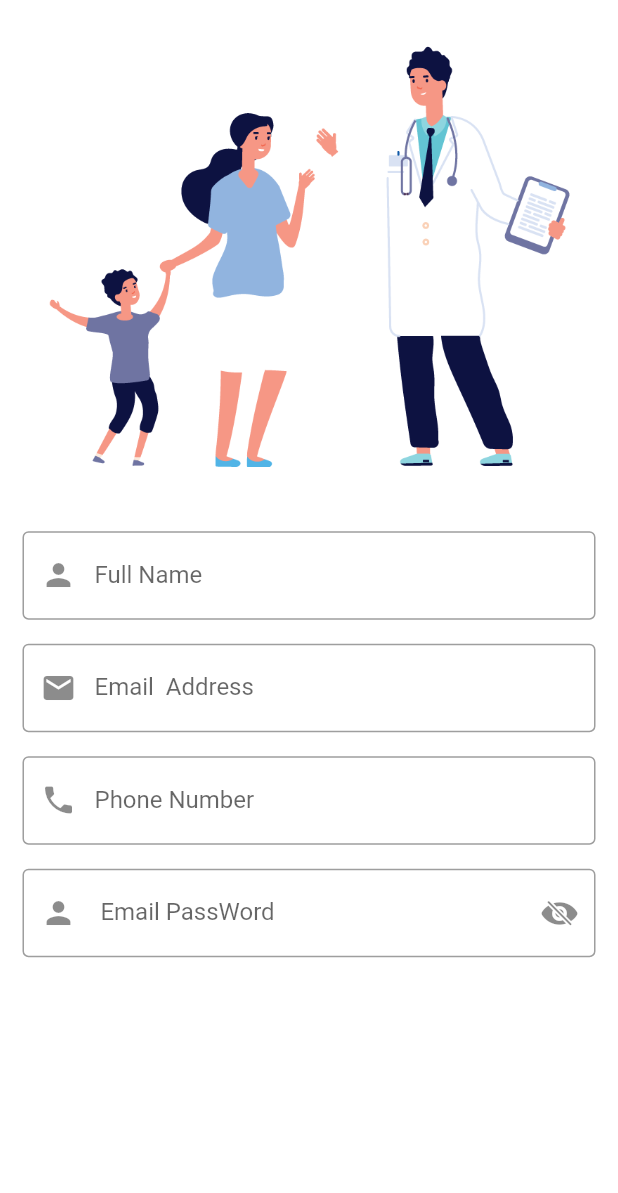
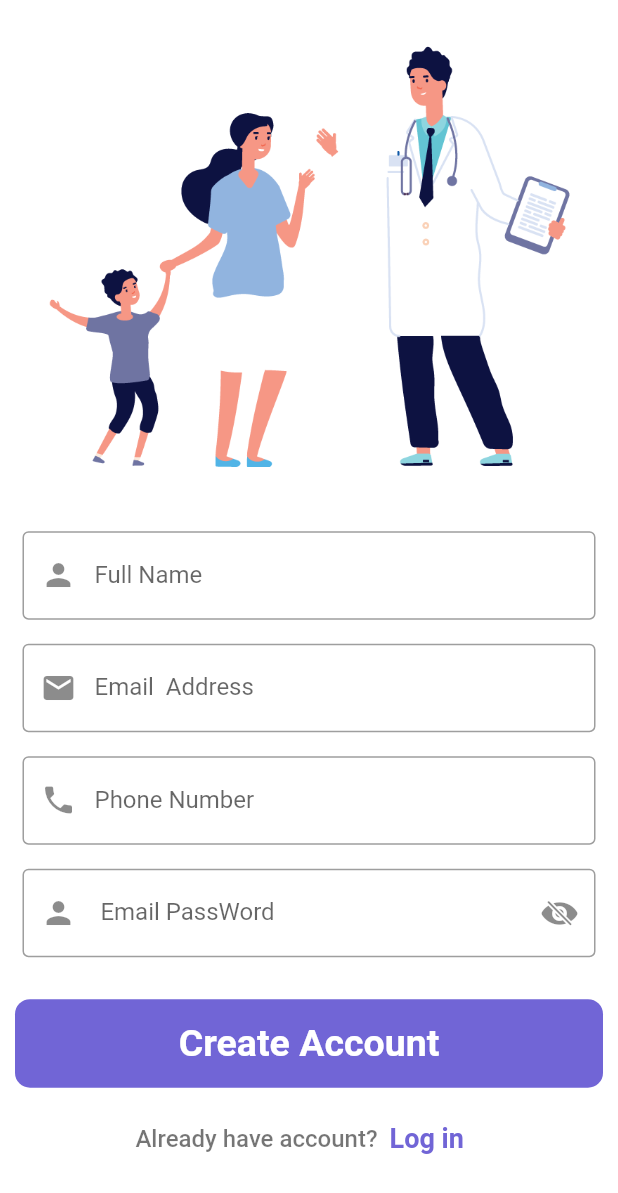
Before and after one commit to NourhanAbuGhaly/medical_healthcare_app, a Flutter app: the screen it shows after launch, after a tap on "Sign Up", on a phone screen of 412 x 824 dp. Shown: the top 1193 px of the screen. Run offline on Flutter 3.47's test engine with Material 2 defaults, Android fonts, the phone set to English and light mode, and no system bars.

Commit message:
medical_healthcare_app2

```diff
--- a/lib/screens/signup_screen.dart
+++ b/lib/screens/signup_screen.dart
@@ -1,5 +1,6 @@
 import 'package:flutter/cupertino.dart';
 import 'package:flutter/material.dart';
+import 'package:medical_healthcare_app/screens/login_screen.dart';
 
 class SignUpScreen extends StatefulWidget {
   const SignUpScreen({super.key});
@@ -76,9 +77,65 @@ class _SignUpScreenState extends State<SignUpScreen> {
                         child: passTogle
                             ? Icon(CupertinoIcons.eye_slash_fill)
                             : Icon(CupertinoIcons.eye_fill),
-                      )),
+                      ),),
                 ),
               ),
+              SizedBox(height:10,),
+              Padding(
+                padding: const EdgeInsets.all(10),
+                child: SizedBox(
+                  width: double.infinity,
+                  child: Material(
+                    color: Color(0xFF7165D6),
+                    borderRadius: BorderRadius.circular(10),
+                    child: InkWell(
+                      onTap: () {
+                        //   Navigator.push(context,
+                        //       MaterialPageRoute(builder: (context) => LoginScreen()));
+                      },
+                      child: Padding(
+                        padding:
+                        EdgeInsets.symmetric(vertical: 15, horizontal: 40),
+                        child: Center(
+                          child: Text(
+                            "Create Account",
+                            style: TextStyle(
+                                color: Colors.white,
+                                fontSize: 25,
+                                fontWeight: FontWeight.bold),
+                          ),
+                        ),
+                      ),
+                    ),
+                  ),
+                ),
+              ),       Row(
+                mainAxisAlignment: MainAxisAlignment.center,
+                children: [
+                  Text(
+                    "Already have account?",
+                    style: TextStyle(
+                        fontSize: 16,
+                        fontWeight: FontWeight.w500,
+                        color: Colors.black54),
+                  ),
+                  TextButton(
+                      onPressed: () {
+                        Navigator.push(
+                            context,
+                            MaterialPageRoute(
+                                builder: (context) => LoginScreen()));
+                      },
+                      child: Text(
+                        "Log in ",
+                        style: TextStyle(
+                          fontSize: 18,
+                          fontWeight: FontWeight.bold,
+                          color: Color(0xFF7165D6),
+                        ),
+                      ))
+                ],
+              )
             ],
           ),
         ),
```
Also changed, not shown: lib/screens/home_screen.dart (added, +14 -0 lines), lib/screens/navbar_root.dart (added, +14 -0 lines).
